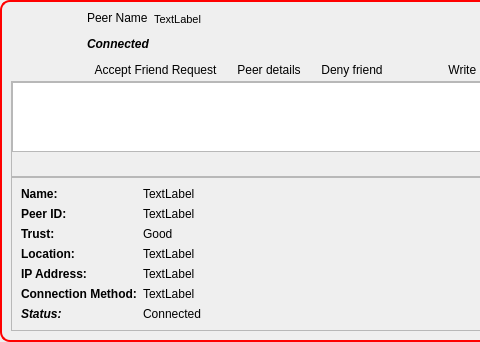
Qt form retroshare-gui/src/gui/feeds/SecurityItem.ui (RetroShare/RetroShare) before a commit; both pictures show x 0 to 480 and y 0 to 342 of the 776 by 342 pixel window.
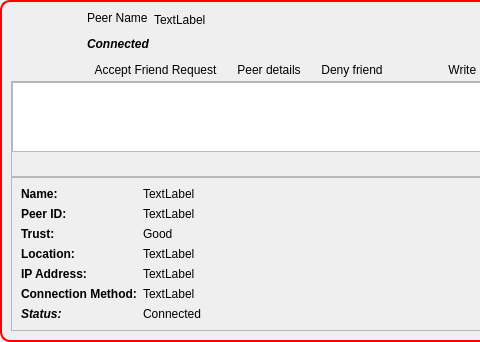
The same form after that commit. Icons and pictures are not drawn. Custom widgets are drawn as their Qt base class.

```diff
--- a/retroshare-gui/src/gui/feeds/SecurityItem.ui
+++ b/retroshare-gui/src/gui/feeds/SecurityItem.ui
@@ -119,11 +119,7 @@
            <item row="0" column="1">
             <widget class="QLabel" name="request_label">
              <property name="text">
-              <string>&lt;!DOCTYPE HTML PUBLIC &quot;-//W3C//DTD HTML 4.0//EN&quot; &quot;http://www.w3.org/TR/REC-html40/strict.dtd&quot;&gt;
-&lt;html&gt;&lt;head&gt;&lt;meta name=&quot;qrichtext&quot; content=&quot;1&quot; /&gt;&lt;style type=&quot;text/css&quot;&gt;
-p, li { white-space: pre-wrap; }
-&lt;/style&gt;&lt;/head&gt;&lt;body style=&quot; font-family:'MS Shell Dlg 2'; font-size:8.25pt; font-weight:400; font-style:normal;&quot;&gt;
-&lt;p style=&quot; margin-top:0px; margin-bottom:0px; margin-left:0px; margin-right:0px; -qt-block-indent:0; text-indent:0px;&quot;&gt;&lt;span style=&quot; font-size:8pt; color:#000000;&quot;&gt;TextLabel&lt;/span&gt;&lt;/p&gt;&lt;/body&gt;&lt;/html&gt;</string>
+              <string notr="true">TextLabel</string>
              </property>
              <property name="alignment">
               <set>Qt::AlignLeading|Qt::AlignLeft|Qt::AlignVCenter</set>
```
